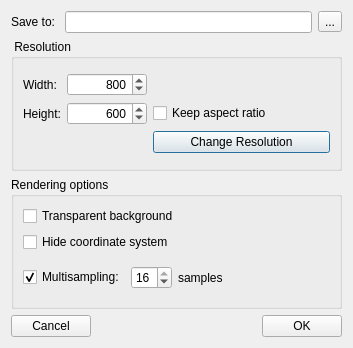
This is OpenFlipper/widgets/snapshotDialog/SnapshotDialog.ui in ShenRen/OpenFlipper as Qt 5 draws it before an edit. The edited form follows.
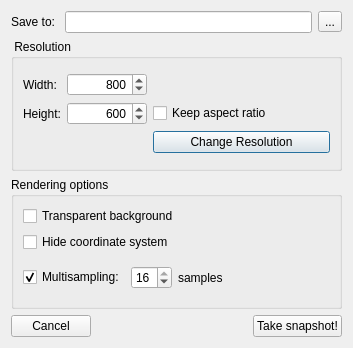
This is the edited form.

Commit message: Minimal changes to snapshot dialog to allow proper handling of the "keep aspect ratio" checkbox. The previous "OK" button now also says more clearly what it will do.

The edit to the form file:
```diff
--- a/OpenFlipper/widgets/snapshotDialog/SnapshotDialog.ui
+++ b/OpenFlipper/widgets/snapshotDialog/SnapshotDialog.ui
@@ -260,7 +260,7 @@
      <item>
       <widget class="QPushButton" name="okButton">
        <property name="text">
-        <string>OK</string>
+        <string>Take snapshot!</string>
        </property>
       </widget>
      </item>
```
The commit also changes 1 other file.
